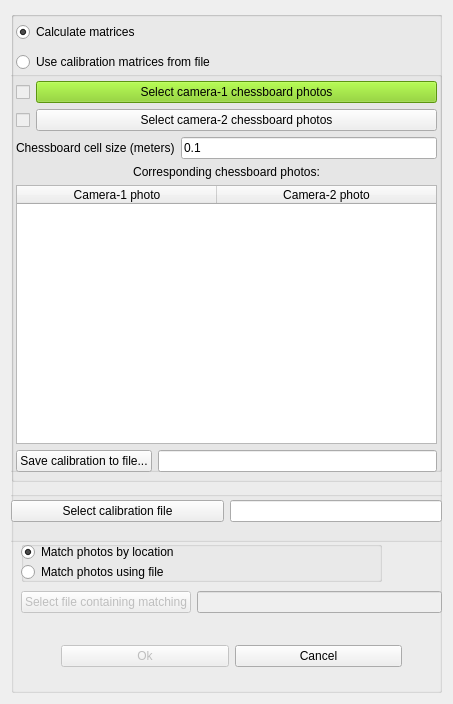
Before: the Qt Designer form dialog.ui in Aspirisha/Thermal_vision, drawn with Qt 5.
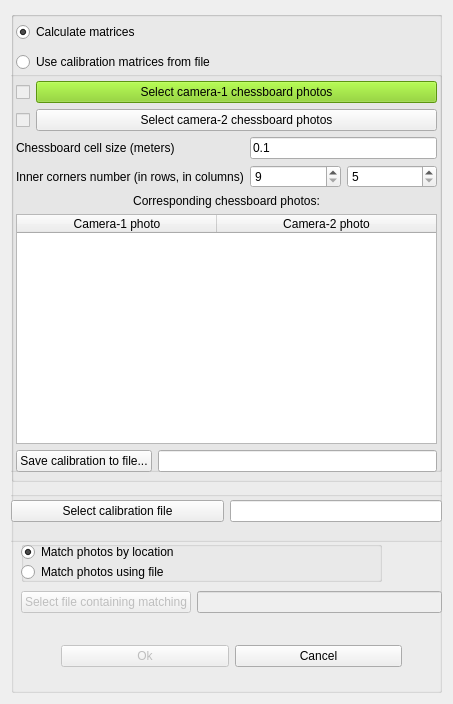
After: the same form once the commit is applied.

Patch:
```diff
--- a/dialog.ui
+++ b/dialog.ui
@@ -655,6 +655,31 @@
              </property>
             </widget>
            </item>
+           <item row="1" column="0">
+            <widget class="QLabel" name="label_2">
+             <property name="text">
+              <string>Inner corners number (in rows, in columns)</string>
+             </property>
+            </widget>
+           </item>
+           <item row="1" column="1">
+            <layout class="QHBoxLayout" name="horizontalLayout">
+             <item>
+              <widget class="QSpinBox" name="corners_rows_spinbox">
+               <property name="minimum">
+                <number>9</number>
+               </property>
+              </widget>
+             </item>
+             <item>
+              <widget class="QSpinBox" name="corners_cols_spinbox">
+               <property name="minimum">
+                <number>5</number>
+               </property>
+              </widget>
+             </item>
+            </layout>
+           </item>
           </layout>
          </item>
          <item>
```
